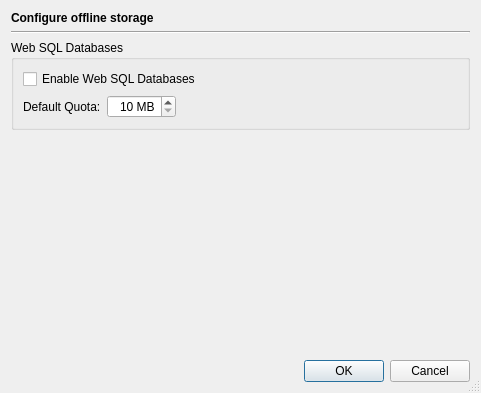
This is Helpviewer/OfflineStorage/OfflineStorageConfigDialog.ui in testmana2/test as Qt 5 draws it before an edit. The edited form follows.
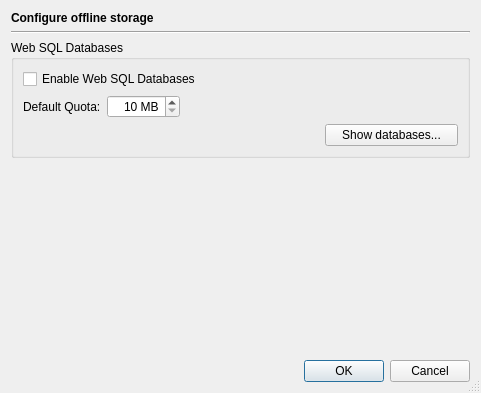
This is the edited form.

Commit message: Added dialog to manage Web SQL Databases to the web browser.

What changed in the file:
```diff
--- a/Helpviewer/OfflineStorage/OfflineStorageConfigDialog.ui
+++ b/Helpviewer/OfflineStorage/OfflineStorageConfigDialog.ui
@@ -82,7 +82,7 @@
         </property>
        </widget>
       </item>
-      <item row="1" column="2">
+      <item row="1" column="2" colspan="2">
        <spacer name="horizontalSpacer">
         <property name="orientation">
          <enum>Qt::Horizontal</enum>
@@ -95,6 +95,29 @@
         </property>
        </spacer>
       </item>
+      <item row="2" column="0" colspan="3">
+       <spacer name="horizontalSpacer_2">
+        <property name="orientation">
+         <enum>Qt::Horizontal</enum>
+        </property>
+        <property name="sizeHint" stdset="0">
+         <size>
+          <width>306</width>
+          <height>20</height>
+         </size>
+        </property>
+       </spacer>
+      </item>
+      <item row="2" column="3">
+       <widget class="QPushButton" name="showDatabasesButton">
+        <property name="toolTip">
+         <string>Press to show the Web SQL Databases</string>
+        </property>
+        <property name="text">
+         <string>Show databases...</string>
+        </property>
+       </widget>
+      </item>
      </layout>
     </widget>
    </item>
```
Left out of the diff: 1 changed line with no effect on the pictures. The commit also changes 21 other files.
